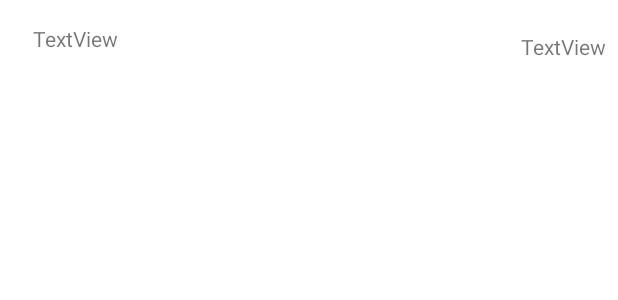
After one commit to Ibrahim-FJ/DatabaseTraining, an Android app: the layout list_student_item.xml on its own in the app's theme, with its tools: preview values and no code run, on a phone screen of 412 x 824 dp. The commit adds this screen. Shown: the top 300 px of the screen. Run offline under Robolectric (Android 15) with nearby library versions, the phone set to English and light mode, and no system bars.

Commit message:
read from DB and display in RecyclerView

```diff
--- a/app/src/main/java/com/example/databasetraining/MainActivity.kt
+++ b/app/src/main/java/com/example/databasetraining/MainActivity.kt
@@ -21,9 +21,7 @@ class MainActivity : AppCompatActivity() {
         binding = ActivityMainBinding.inflate(layoutInflater)
         setContentView(binding?.root)
 
-        binding?.button?.setOnClickListener {
-            studentViewModel.addNewStudent(binding?.name?.text.toString(), Integer.parseInt(binding?.age?.text.toString()))
-        }
+
 
     }
 
--- a/app/src/main/java/com/example/databasetraining/database/StudentDao.kt
+++ b/app/src/main/java/com/example/databasetraining/database/StudentDao.kt
@@ -3,6 +3,8 @@ package com.example.databasetraining.database
 import androidx.room.Dao
 import androidx.room.Insert
 import androidx.room.OnConflictStrategy
+import androidx.room.Query
+import kotlinx.coroutines.flow.Flow
 
 
 @Dao
@@ -11,4 +13,8 @@ interface StudentDao {
     @Insert(onConflict = OnConflictStrategy.IGNORE)
     suspend fun insert(student: Student)
 
+
+    @Query("SELECT * FROM student ORDER BY id Asc")
+    fun getAllStudent(): Flow<List<Student>>
+
 }
--- /dev/null
+++ b/app/src/main/res/layout/list_student_item.xml
@@ -0,0 +1,28 @@
+<?xml version="1.0" encoding="utf-8"?>
+<androidx.constraintlayout.widget.ConstraintLayout xmlns:android="http://schemas.android.com/apk/res/android"
+    xmlns:app="http://schemas.android.com/apk/res-auto"
+    xmlns:tools="http://schemas.android.com/tools"
+    android:layout_width="match_parent"
+    android:layout_height="wrap_content">
+
+    <TextView
+        android:id="@+id/age"
+        android:layout_width="wrap_content"
+        android:layout_height="50dp"
+        android:layout_marginEnd="8dp"
+        android:text="TextView"
+        app:layout_constraintBottom_toBottomOf="@+id/name"
+        app:layout_constraintEnd_toEndOf="parent"
+        app:layout_constraintTop_toTopOf="@+id/name" />
+
+    <TextView
+        android:id="@+id/name"
+        android:layout_width="311dp"
+        android:layout_height="60dp"
+        android:layout_marginStart="8dp"
+        android:layout_marginTop="16dp"
+        android:text="TextView"
+        app:layout_constraintEnd_toStartOf="@+id/age"
+        app:layout_constraintStart_toStartOf="parent"
+        app:layout_constraintTop_toTopOf="parent" />
+</androidx.constraintlayout.widget.ConstraintLayout>
--- a/app/src/main/res/values/strings.xml
+++ b/app/src/main/res/values/strings.xml
@@ -1,3 +1,5 @@
 <resources>
     <string name="app_name">DatabaseTraining</string>
+    <!-- TODO: Remove or change this placeholder text -->
+    <string name="hello_blank_fragment">Hello blank fragment</string>
 </resources>
```
Also changed, not shown: app/src/main/java/com/example/databasetraining/ListStudentFragment.kt (added, +44 -0 lines), app/src/main/java/com/example/databasetraining/adapter/StudentListAdapter.kt (added, +50 -0 lines), app/src/main/java/com/example/databasetraining/viewmodel/StudentViewModel.kt (+2 -5 lines), app/src/main/res/layout/activity_main.xml (+7 -31 lines), app/src/main/res/layout/fragment_list_student.xml (added, +14 -0 lines).
